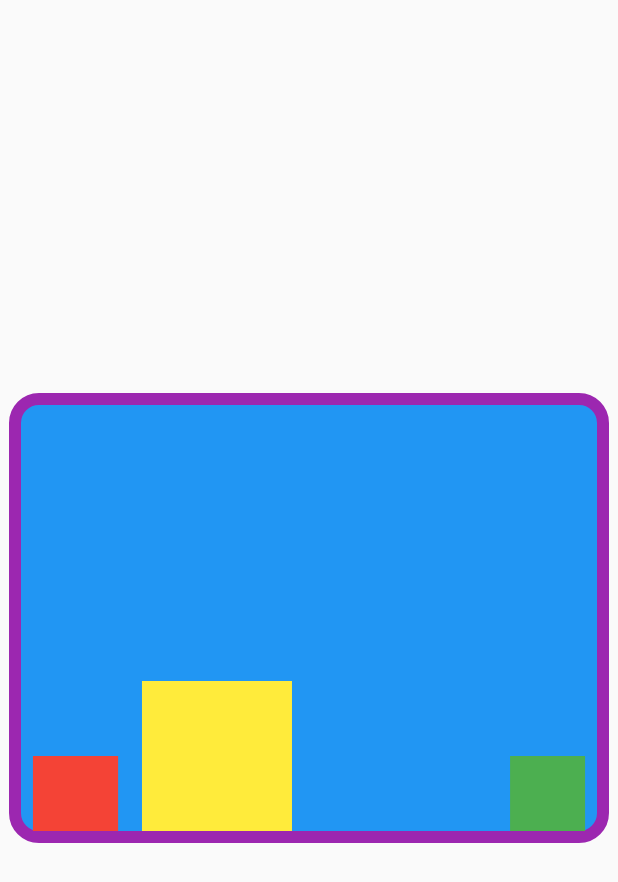
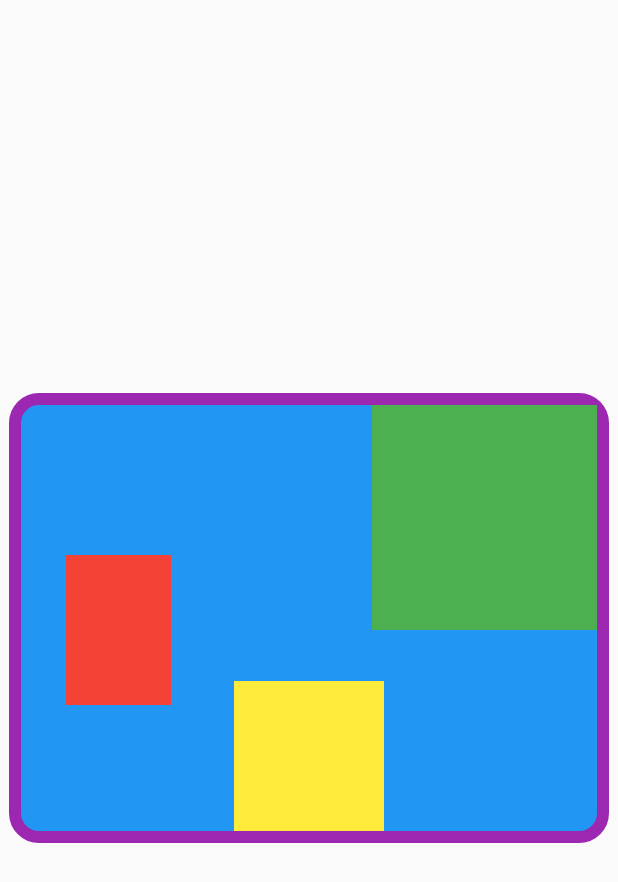
Before and after one commit to HEY-BLOOD/first_flutter_app, a Flutter app: the screen it shows after launch, on a phone screen of 412 x 824 dp. Shown: the top 882 px of the screen. Run offline on Flutter 3.47's test engine with Material 2 defaults, Android fonts, the phone set to English and light mode, and no system bars.

Commit message:
Layout Widget, Stack, Align, Positioned

```diff
--- a/lib/main.dart
+++ b/lib/main.dart
@@ -37,7 +37,33 @@ class MyApp extends StatelessWidget {
               borderRadius: BorderRadius.all(Radius.circular(20)),
             ),
 
-            child: Row(
+            child: Stack(
+              alignment: Alignment.topRight, // equals Alignment(1, -1)
+              children: [
+                SizedBox(
+                  width: 150,
+                  height: 150,
+                  child: _colorBox(color: Colors.green),
+                ),
+                Align(
+                  alignment: Alignment.bottomCenter,
+                  child: SizedBox(
+                    width: 100,
+                    height: 100,
+                    child: _colorBox(color: Colors.yellow),
+                  ),
+                ),
+                Positioned(
+                  height: 100,
+                  width: 70,
+                  left: 30,
+                  top: 100,
+                  child: _colorBox(color: Colors.red),
+                ),
+              ],
+            ),
+
+            /* child: Row(
               mainAxisAlignment: MainAxisAlignment.spaceAround,
               crossAxisAlignment: CrossAxisAlignment.end,
               children: [
@@ -51,7 +77,7 @@ class MyApp extends StatelessWidget {
                 Flexible(flex: 2, child: _colorBox(color: Colors.green)),
                 // _colorBox(color: Colors.white),
               ],
-            ),
+            ), */
 
             /* child: Column(
               mainAxisAlignment: MainAxisAlignment.spaceEvenly,
```
